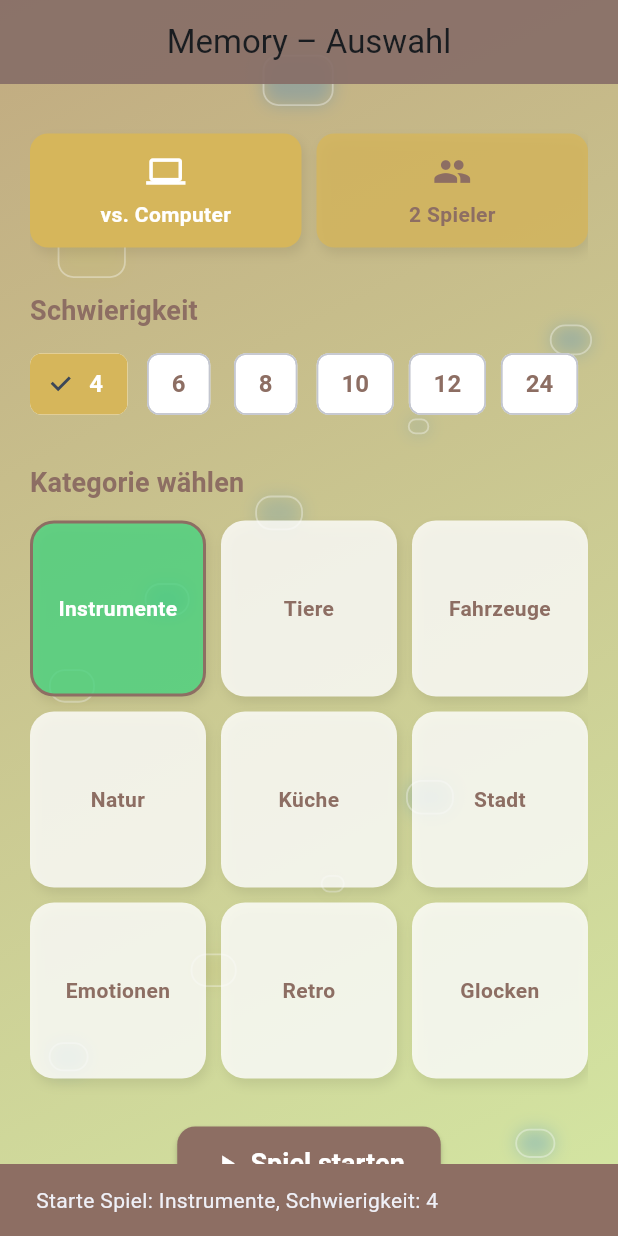
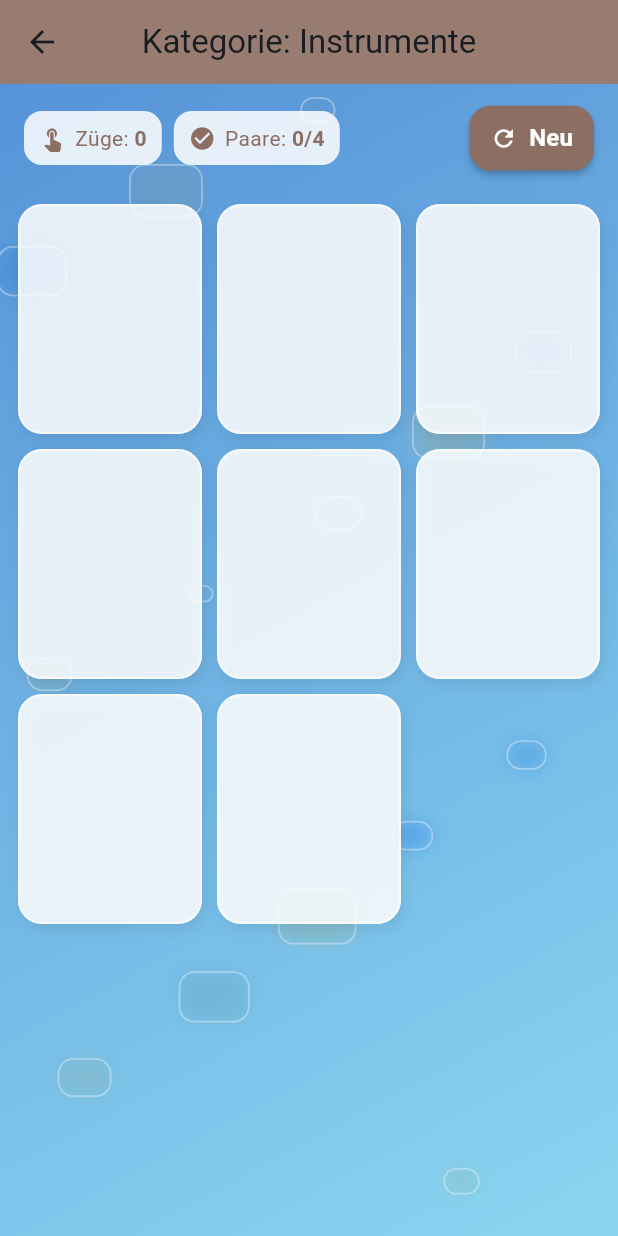
Before and after one commit to martinwolf-create/memory_game, a Flutter app: the HomeScreen screen opened directly, scrolled down 46 dp, after a tap on "Spiel starten", on a phone screen of 412 x 824 dp. Run offline on Flutter 3.47's test engine with Material 3 defaults, Android fonts, the phone set to English and light mode, and no system bars; our stand-ins replace audioplayers.

Commit message:
startscreen/homescreen/gamescreen + 3 platzhalter mp3 & jaml datei komplett angepasst

```diff
--- a/lib/data/sound_catalog.dart
+++ b/lib/data/sound_catalog.dart
@@ -1,120 +1,105 @@
-/// assets/sounds/<kategorie>/<sound>.mp3
-/// pro Kategorie mind. 8 Dateien an (Dateinamen unten).
+// lib/data/sound_catalog.dart
+class SoundEntry {
+  final String label;
+  final String soundPath;
+  const SoundEntry(this.label, this.soundPath);
+}
+
 class SoundCatalog {
-  static const categories = <String, String>{
-    'instruments': 'Instrumente',
-    'animals': 'Tiere',
-    'vehicles': 'Fahrzeuge',
-    'nature': 'Natur',
-    'kitchen': 'Küche',
-    'city': 'Stadt',
-    'emotions': 'Emotionen',
-    'retro': 'Retro',
-    'bells': 'Glocken',
-    'magic': 'Magie',
-  };
+  static List<SoundEntry> byCategory(String cat) {
+    final map = <String, List<SoundEntry>>{
+      'Instrumente': [
+        SoundEntry('Trompete', 'assets/sfx/click.mp3'),
+        SoundEntry('Gitarre', 'assets/sfx/click.mp3'),
+        SoundEntry('Klavier', 'assets/sfx/click.mp3'),
+        SoundEntry('Geige', 'assets/sfx/click.mp3'),
+        SoundEntry('Flöte', 'assets/sfx/click.mp3'),
+        SoundEntry('Saxofon', 'assets/sfx/click.mp3'),
+        SoundEntry('Schlagzeug', 'assets/sfx/click.mp3'),
+        SoundEntry('Akkordeon', 'assets/sfx/click.mp3'),
+      ],
+      'Tiere': [
+        SoundEntry('Hund', 'assets/sfx/click.mp3'),
+        SoundEntry('Katze', 'assets/sfx/click.mp3'),
+        SoundEntry('Kuh', 'assets/sfx/click.mp3'),
+        SoundEntry('Schaf', 'assets/sfx/click.mp3'),
+        SoundEntry('Pferd', 'assets/sfx/click.mp3'),
+        SoundEntry('Vogel', 'assets/sfx/click.mp3'),
+        SoundEntry('Ente', 'assets/sfx/click.mp3'),
+        SoundEntry('Löwe', 'assets/sfx/click.mp3'),
+      ],
+      'Fahrzeuge': [
+        SoundEntry('Auto', 'assets/sfx/click.mp3'),
+        SoundEntry('Motorrad', 'assets/sfx/click.mp3'),
+        SoundEntry('Zug', 'assets/sfx/click.mp3'),
+        SoundEntry('Flugzeug', 'assets/sfx/click.mp3'),
+        SoundEntry('Schiff', 'assets/sfx/click.mp3'),
+        SoundEntry('Traktor', 'assets/sfx/click.mp3'),
+        SoundEntry('Feuerwehr', 'assets/sfx/click.mp3'),
+        SoundEntry('Polizei', 'assets/sfx/click.mp3'),
+      ],
+      'Natur': [
+        SoundEntry('Regen', 'assets/sfx/click.mp3'),
+        SoundEntry('Gewitter', 'assets/sfx/click.mp3'),
+        SoundEntry('Wind', 'assets/sfx/click.mp3'),
+        SoundEntry('Wellen', 'assets/sfx/click.mp3'),
+        SoundEntry('Vögel', 'assets/sfx/click.mp3'),
+        SoundEntry('Wald', 'assets/sfx/click.mp3'),
+        SoundEntry('Bach', 'assets/sfx/click.mp3'),
+        SoundEntry('Lagerfeuer', 'assets/sfx/click.mp3'),
+      ],
+      'Küche': [
+        SoundEntry('Pfanne', 'assets/sfx/click.mp3'),
+        SoundEntry('Wasserkocher', 'assets/sfx/click.mp3'),
+        SoundEntry('Mixer', 'assets/sfx/click.mp3'),
+        SoundEntry('Ofen', 'assets/sfx/click.mp3'),
+        SoundEntry('Teller', 'assets/sfx/click.mp3'),
+        SoundEntry('Besteck', 'assets/sfx/click.mp3'),
+        SoundEntry('Mikrowelle', 'assets/sfx/click.mp3'),
+        SoundEntry('Toaster', 'assets/sfx/click.mp3'),
+      ],
+      'Stadt': [
+        SoundEntry('Straßenbahn', 'assets/sfx/click.mp3'),
+        SoundEntry('Baustelle', 'assets/sfx/click.mp3'),
+        SoundEntry('Menschen', 'assets/sfx/click.mp3'),
+        SoundEntry('Markt', 'assets/sfx/click.mp3'),
+        SoundEntry('Brunnen', 'assets/sfx/click.mp3'),
+        SoundEntry('Sirene', 'assets/sfx/click.mp3'),
+        SoundEntry('Türklingel', 'assets/sfx/click.mp3'),
+        SoundEntry('U-Bahn', 'assets/sfx/click.mp3'),
+      ],
+      'Emotionen': [
+        SoundEntry('Lachen', 'assets/sfx/click.mp3'),
+        SoundEntry('Weinen', 'assets/sfx/click.mp3'),
+        SoundEntry('Staunen', 'assets/sfx/click.mp3'),
+        SoundEntry('Ärger', 'assets/sfx/click.mp3'),
+        SoundEntry('Erschrecken', 'assets/sfx/click.mp3'),
+        SoundEntry('Gähnen', 'assets/sfx/click.mp3'),
+        SoundEntry('Jubel', 'assets/sfx/click.mp3'),
+        SoundEntry('Applaus', 'assets/sfx/click.mp3'),
+      ],
+      'Retro': [
+        SoundEntry('8-Bit 1', 'assets/sfx/click.mp3'),
+        SoundEntry('8-Bit 2', 'assets/sfx/click.mp3'),
+        SoundEntry('8-Bit 3', 'assets/sfx/click.mp3'),
+        SoundEntry('8-Bit 4', 'assets/sfx/click.mp3'),
+        SoundEntry('8-Bit 5', 'assets/sfx/click.mp3'),
+        SoundEntry('8-Bit 6', 'assets/sfx/click.mp3'),
+        SoundEntry('8-Bit 7', 'assets/sfx/click.mp3'),
+        SoundEntry('8-Bit 8', 'assets/sfx/click.mp3'),
+      ],
+      'Glocken': [
+        SoundEntry('Kleine Glocke', 'assets/sfx/click.mp3'),
+        SoundEntry('Große Glocke', 'assets/sfx/click.mp3'),
+        SoundEntry('Dreiklang', 'assets/sfx/click.mp3'),
+        SoundEntry('Kirche', 'assets/sfx/click.mp3'),
+        SoundEntry('Bike Bell', 'assets/sfx/click.mp3'),
+        SoundEntry('Türglocke', 'assets/sfx/click.mp3'),
+        SoundEntry('Windspiel', 'assets/sfx/click.mp3'),
+        SoundEntry('Metallisch', 'assets/sfx/click.mp3'),
+      ],
+    };
 
-  /// Je 8 Assets pro Kategorie (Dateien in assets/sounds/ ablegen)
-  static const Map<String, List<String>> files = {
-    'instruments': [
-      'sounds/instruments/trumpet.mp3',
-      'sounds/instruments/guitar.mp3',
-      'sounds/instruments/piano.mp3',
-      'sounds/instruments/violin.mp3',
-      'sounds/instruments/drums.mp3',
-      'sounds/instruments/flute.mp3',
-      'sounds/instruments/sax.mp3',
-      'sounds/instruments/harp.mp3',
-    ],
-    'animals': [
-      'sounds/animals/dog.mp3',
-      'sounds/animals/cat.mp3',
-      'sounds/animals/cow.mp3',
-      'sounds/animals/duck.mp3',
-      'sounds/animals/lion.mp3',
-      'sounds/animals/elephant.mp3',
-      'sounds/animals/bird.mp3',
-      'sounds/animals/sheep.mp3',
-    ],
-    'vehicles': [
-      'sounds/vehicles/car.mp3',
-      'sounds/vehicles/train.mp3',
-      'sounds/vehicles/plane.mp3',
-      'sounds/vehicles/boat.mp3',
-      'sounds/vehicles/bike.mp3',
-      'sounds/vehicles/ambulance.mp3',
-      'sounds/vehicles/horn.mp3',
-      'sounds/vehicles/helicopter.mp3',
-    ],
-    'nature': [
-      'sounds/nature/rain.mp3',
-      'sounds/nature/thunder.mp3',
-      'sounds/nature/wind.mp3',
-      'sounds/nature/waves.mp3',
-      'sounds/nature/river.mp3',
-      'sounds/nature/fire.mp3',
-      'sounds/nature/birds.mp3',
-      'sounds/nature/forest.mp3',
-    ],
-    'kitchen': [
-      'sounds/kitchen/boil.mp3',
-      'sounds/kitchen/fry.mp3',
-      'sounds/kitchen/microwave.mp3',
-      'sounds/kitchen/knife.mp3',
-      'sounds/kitchen/mixer.mp3',
-      'sounds/kitchen/plate.mp3',
-      'sounds/kitchen/cup.mp3',
-      'sounds/kitchen/timer.mp3',
-    ],
-    'city': [
-      'sounds/city/traffic.mp3',
-      'sounds/city/police.mp3',
-      'sounds/city/tram.mp3',
-      'sounds/city/market.mp3',
-      'sounds/city/door.mp3',
-      'sounds/city/crosswalk.mp3',
-      'sounds/city/bus.mp3',
-      'sounds/city/construction.mp3',
-    ],
-    'emotions': [
-      'sounds/emotions/laugh.mp3',
-      'sounds/emotions/giggle.mp3',
-      'sounds/emotions/cry.mp3',
-      'sounds/emotions/wow.mp3',
-      'sounds/emotions/yawn.mp3',
-      'sounds/emotions/boo.mp3',
-      'sounds/emotions/applause.mp3',
-      'sounds/emotions/cheer.mp3',
-    ],
-    'retro': [
-      'sounds/retro/coin.mp3',
-      'sounds/retro/jump.mp3',
-      'sounds/retro/hit.mp3',
-      'sounds/retro/powerup.mp3',
-      'sounds/retro/warp.mp3',
-      'sounds/retro/laser.mp3',
-      'sounds/retro/explosion.mp3',
-      'sounds/retro/select.mp3',
-    ],
-    'bells': [
-      'sounds/bells/bell1.mp3',
-      'sounds/bells/bell2.mp3',
-      'sounds/bells/bell3.mp3',
-      'sounds/bells/bell4.mp3',
-      'sounds/bells/chime1.mp3',
-      'sounds/bells/chime2.mp3',
-      'sounds/bells/triangle.mp3',
-      'sounds/bells/glockenspiel.mp3',
-    ],
-    'magic': [
-      'sounds/magic/twinkle1.mp3',
-      'sounds/magic/twinkle2.mp3',
-      'sounds/magic/sparkle.mp3',
-      'sounds/magic/poof.mp3',
-      'sounds/magic/shimmer.mp3',
-      'sounds/magic/wand.mp3',
-      'sounds/magic/bubble.mp3',
-      'sounds/magic/fairy.mp3',
-    ],
-  };
+    return map[cat] ?? map['Instrumente']!;
+  }
 }
--- /dev/null
+++ b/lib/screens/game/game_screen.dart
@@ -0,0 +1,271 @@
+import 'dart:math';
+import 'package:flutter/material.dart';
+import '../../theme/app_colors.dart';
+import '../../widgets/animated_bg.dart';
+import '../../data/sound_catalog.dart'; // <- deine Kategorien/Assets-Liste
+import '../../services/sound_player.dart'; // <- dein Player (play(path))
+
+import 'widgets/memory_card.dart';
+
+class GameScreen extends StatefulWidget {
+  final String category; // z.B. "Tiere"
+  final int pairs; // 2,3,4,5,6,12 -> ergibt 4..24 Karten
+
+  const GameScreen({
+    super.key,
+    required this.category,
+    required this.pairs,
+  });
+
+  @override
+  State<GameScreen> createState() => _GameScreenState();
+}
+
+class _GameScreenState extends State<GameScreen> {
+  final _rand = Random();
+  final _player = SoundPlayer();
+
+  late List<_CardModel> _deck;
+  _CardModel? _firstOpen;
+  _CardModel? _secondOpen;
+
+  int _moves = 0;
+  int _matches = 0;
+  bool _lock = false;
+
+  @override
+  void initState() {
+    super.initState();
+    _buildDeck();
+  }
+
+  void _buildDeck() {
+    // 1) Kategorieliste holen (SoundCatalog liefert Pfade+Labels)
+    final entries = SoundCatalog.byCategory(widget.category);
+
+    // Sicherstellen, dass genug Items da sind
+    final needed = widget.pairs;
+    final list = entries.length >= needed
+        ? entries.sublist(0, needed)
+        : List.generate(needed, (i) => entries[i % entries.length]);
+
+    // 2) Deck bauen (jede Karte doppelt)
+    int id = 0;
+    final tmp = <_CardModel>[];
+    for (final e in list) {
+      tmp.add(_CardModel(id: id++, label: e.label, sound: e.soundPath));
+      tmp.add(_CardModel(id: id++, label: e.label, sound: e.soundPath));
+    }
+
+    tmp.shuffle(_rand);
+    _deck = tmp;
+  }
+
+  Future<void> _onCardTap(_CardModel card) async {
+    if (_lock || card.isFaceUp || card.isMatched) return;
+
+    setState(() => card.isFaceUp = true);
+    _player.play(card.sound); // Karte aufdecken -> Sound abspielen
+
+    if (_firstOpen == null) {
+      _firstOpen = card;
+      return;
+    }
+
+    if (_secondOpen == null && card != _firstOpen) {
+      _secondOpen = card;
+      _moves++;
+      _lock = true;
+
+      // Match prüfen
+      await Future.delayed(const Duration(milliseconds: 650));
+      final isMatch = _firstOpen!.label == _secondOpen!.label;
+
+      if (isMatch) {
+        _player.play('assets/sfx/success.mp3');
+        setState(() {
+          _firstOpen!.isMatched = true;
+          _secondOpen!.isMatched = true;
+          _matches++;
+        });
+      } else {
+        _player.play('assets/sfx/fail.mp3');
+        setState(() {
+          _firstOpen!.isFaceUp = false;
+          _secondOpen!.isFaceUp = false;
+        });
+      }
+
+      _firstOpen = null;
+      _secondOpen = null;
+      _lock = false;
+
+      if (_matches == widget.pairs) {
+        _showWinDialog();
+      }
+    }
+  }
+
+  void _showWinDialog() {
+    showDialog<void>(
+      context: context,
+      barrierDismissible: false,
+      builder: (_) => AlertDialog(
+        backgroundColor: AppColors.rosebeige,
+        title: const Text('🎉 Super!'),
+        content: Text('Du hast alle Paare in $_moves Zügen gefunden.'),
+        actions: [
+          TextButton(
+            onPressed: () {
+              Navigator.pop(context);
+              setState(() {
+                _moves = 0;
+                _matches = 0;
+                _firstOpen = null;
+                _secondOpen = null;
+                _buildDeck();
+              });
+            },
+            child: const Text('Nochmal'),
+          ),
+          TextButton(
+            onPressed: () => Navigator.pop(context),
+            child: const Text('Zurück'),
+          ),
+        ],
+      ),
+    );
+  }
+
+  int _crossAxisForCount(int count) {
+    // simple responsive Heuristik
+    if (count <= 8) return 3;
+    if (count <= 12) return 4;
+    if (count <= 16) return 4;
+    return 4; // 20/24
+  }
+
+  @override
+  Widget build(BuildContext context) {
+    final totalCards = widget.pairs * 2;
+    final cross = _crossAxisForCount(totalCards);
+
+    return Scaffold(
+      appBar: AppBar(
+        backgroundColor: AppColors.dunkelbraun.withOpacity(0.9),
+        title: Text('Kategorie: ${widget.category}'),
+        centerTitle: true,
+      ),
+      body: AnimatedBackground(
+        child: SafeArea(
+          child: Column(
+            children: [
+              // Header / Stats
+              Padding(
+                padding: const EdgeInsets.fromLTRB(16, 12, 16, 8),
+                child: Row(
+                  children: [
+                    _StatChip(
+                        icon: Icons.touch_app, label: 'Züge', value: '$_moves'),
+                    const SizedBox(width: 8),
+                    _StatChip(
+                        icon: Icons.check_circle,
+                        label: 'Paare',
+                        value: '$_matches/${widget.pairs}'),
+                    const Spacer(),
+                    ElevatedButton.icon(
+                      onPressed: () {
+                        setState(() {
+                          _moves = 0;
+                          _matches = 0;
+                          _firstOpen = null;
+                          _secondOpen = null;
+                          _buildDeck();
+                        });
+                      },
+                      style: ElevatedButton.styleFrom(
+                        backgroundColor: AppColors.dunkelbraun,
+                        padding: const EdgeInsets.symmetric(
+                            horizontal: 14, vertical: 10),
+                      ),
+                      icon: const Icon(Icons.refresh, size: 18),
+                      label: const Text('Neu'),
+                    )
+                  ],
+                ),
+              ),
+
+              // Grid
+              Expanded(
+                child: Padding(
+                  padding: const EdgeInsets.all(12),
+                  child: GridView.builder(
+                    itemCount: _deck.length,
+                    gridDelegate: SliverGridDelegateWithFixedCrossAxisCount(
+                      crossAxisCount: cross,
+                      crossAxisSpacing: 10,
+                      mainAxisSpacing: 10,
+                      childAspectRatio: 0.8,
+                    ),
+                    itemBuilder: (_, i) {
+                      final card = _deck[i];
+                      return MemoryCard(
+                        label: card.label,
+                        faceUp: card.isFaceUp || card.isMatched,
+                        matched: card.isMatched,
+                        onTap: () => _onCardTap(card),
+                      );
+                    },
+                  ),
+                ),
+              ),
+            ],
+          ),
+        ),
+      ),
+    );
+  }
+}
+
+class _StatChip extends StatelessWidget {
+  final IconData icon;
+  final String label;
+  final String value;
+  const _StatChip(
+      {required this.icon, required this.label, required this.value});
+
+  @override
+  Widget build(BuildContext context) {
+    return Container(
+      padding: const EdgeInsets.symmetric(horizontal: 10, vertical: 8),
+      decoration: BoxDecoration(
+        color: Colors.white.withOpacity(0.85),
+        borderRadius: BorderRadius.circular(12),
+      ),
+      child: Row(
+        children: [
+          Icon(icon, size: 18, color: AppColors.dunkelbraun),
+          const SizedBox(width: 6),
+          Text('$label: ', style: TextStyle(color: AppColors.dunkelbraun)),
+          Text(value,
+              style: TextStyle(
+                  fontWeight: FontWeight.w700, color: AppColors.dunkelbraun)),
+        ],
+      ),
+    );
+  }
+}
+
+class _CardModel {
+  final int id;
+  final String label;
+  final String sound;
+  bool isFaceUp = false;
+  bool isMatched = false;
+
+  _CardModel({
+    required this.id,
+    required this.label,
+    required this.sound,
+  });
+}
--- /dev/null
+++ b/lib/screens/game/widgets/memory_card.dart
@@ -0,0 +1,78 @@
+import 'dart:math';
+import 'package:flutter/material.dart';
+import '../../../theme/app_colors.dart';
+
+class MemoryCard extends StatelessWidget {
+  final String label;
+  final bool faceUp;
+  final bool matched;
+  final VoidCallback onTap;
+
+  const MemoryCard({
+    super.key,
+    required this.label,
+    required this.faceUp,
+    required this.matched,
+    required this.onTap,
+  });
+
+  @override
+  Widget build(BuildContext context) {
+    final bg = matched
+        ? AppColors.giftgruen
+        : (faceUp ? Colors.white : Colors.white.withOpacity(0.85));
+
+    return GestureDetector(
+      onTap: onTap,
+      child: TweenAnimationBuilder<double>(
+        tween: Tween(begin: faceUp ? 1 : 0, end: faceUp ? 1 : 0),
+        duration: const Duration(milliseconds: 250),
+        builder: (context, value, child) {
+          // einfacher "Flip": 0..1 -> 0..pi
+          final angle = value * pi;
+          final isBack = angle > pi / 2;
+
+          return Transform(
+            alignment: Alignment.center,
+            transform: Matrix4.identity()
+              ..setEntry(3, 2, 0.001)
+              ..rotateY(angle),
+            child: Container(
+              decoration: BoxDecoration(
+                color: isBack ? bg : bg,
+                borderRadius: BorderRadius.circular(16),
+                border: Border.all(
+                  color: matched
+                      ? AppColors.dunkelbraun
+                      : Colors.white.withOpacity(0.6),
+                  width: matched ? 2 : 1.5,
+                ),
+                boxShadow: [
+                  BoxShadow(
+                    color: Colors.black.withOpacity(0.08),
+                    blurRadius: 8,
+                    offset: const Offset(2, 4),
+                  ),
+                ],
+              ),
+              child: Center(
+                child: AnimatedOpacity(
+                  duration: const Duration(milliseconds: 150),
+                  opacity: faceUp ? 1 : 0,
+                  child: Text(
+                    label,
+                    textAlign: TextAlign.center,
+                    style: TextStyle(
+                      color: matched ? Colors.white : AppColors.dunkelbraun,
+                      fontWeight: FontWeight.w700,
+                    ),
+                  ),
+                ),
+              ),
+            ),
+          );
+        },
+      ),
+    );
+  }
+}
--- a/lib/screens/home/home_screen.dart
+++ b/lib/screens/home/home_screen.dart
@@ -1,4 +1,5 @@
 import 'package:flutter/material.dart';
+import 'package:memory_game/screens/game/game_screen.dart' show GameScreen;
 import 'package:memory_game/theme/app_colors.dart';
 import 'package:memory_game/widgets/animated_bg.dart';
 
@@ -172,11 +173,11 @@ class _HomeScreenState extends State<HomeScreen> {
                 Center(
                   child: ElevatedButton.icon(
                     onPressed: () {
-                      ScaffoldMessenger.of(context).showSnackBar(
-                        SnackBar(
-                          backgroundColor: AppColors.dunkelbraun,
-                          content: Text(
-                            'Starte Spiel: $category, Schwierigkeit: $difficulty',
+                      Navigator.of(context).push(
+                        MaterialPageRoute(
+                          builder: (_) => GameScreen(
+                            category: category,
+                            pairs: difficulty, // 4..12/24 = Paare
                           ),
                         ),
                       );
--- a/lib/theme/app_colors.dart
+++ b/lib/theme/app_colors.dart
@@ -11,6 +11,7 @@ class AppColors {
   static const Color dunkelbraun = Color(0xFF8D6E63); // Dunkelbraun
   static const Color goldbraun = Color(0xFFD6B65B); // Goldbraun
   static const Color giftgruen = Color(0xFF4AD480); // Giftgrün
+  static const Color rosebeige = Color(0xFFEAB8D1); // Rosebeige
 
   // Hintergrund & Oberflächen
   static const Color background = Color(0xFFFFF9F3); // Warmes Hellbeige
```
Also changed, not shown: lib/services/sound_player.dart (+11 -11 lines), pubspec.yaml (+14 -9 lines), 3 other files.
